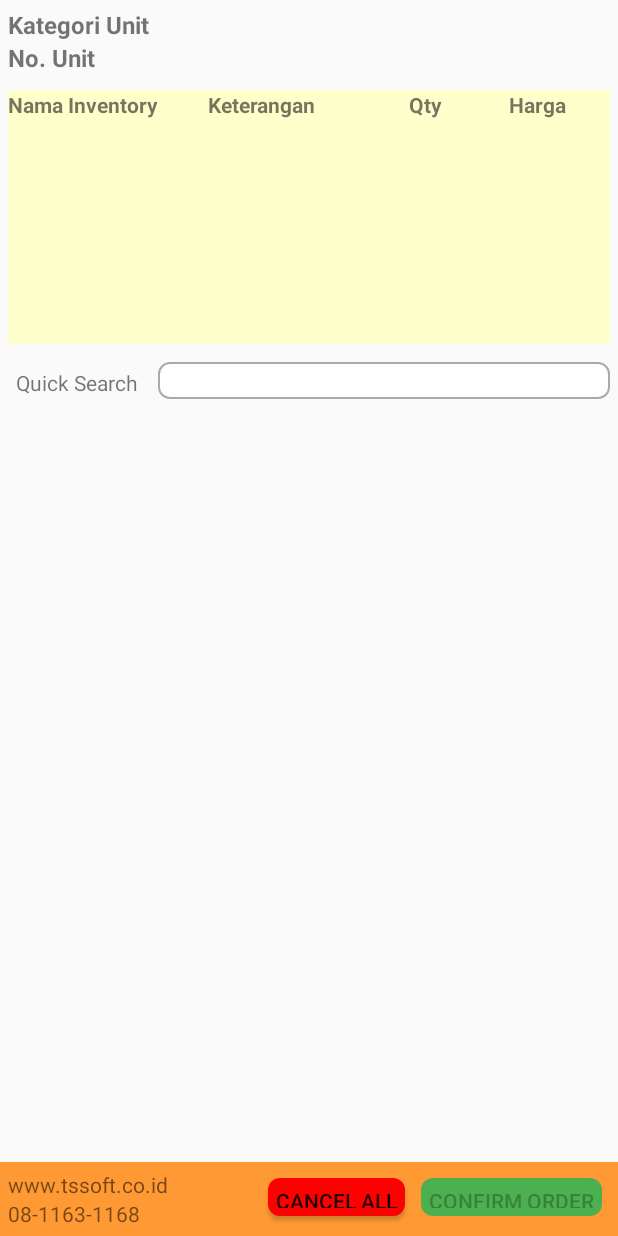
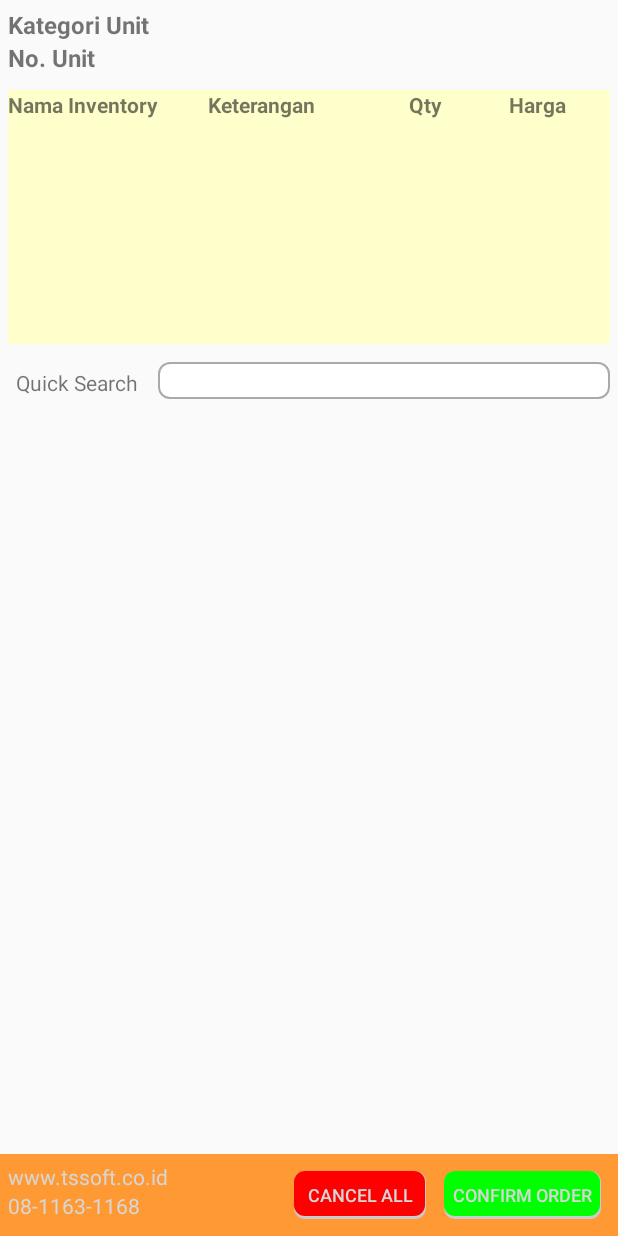
Before and after one commit to davidzzz/POS, an Android app: the MainActivity screen opened directly, with no data from a screen before it, on a phone screen of 412 x 824 dp. Run offline under Robolectric (Android 15) with nearby library versions, the phone set to English and light mode, and no system bars; pictures from the network do not load.

Commit message:
add shadow button

```diff
--- a/app/src/main/res/layout/activity_main.xml
+++ b/app/src/main/res/layout/activity_main.xml
@@ -154,7 +154,7 @@
         android:layout_height="wrap_content"
         android:orientation="horizontal"
         android:padding="5dp"
-        android:background="#FF9933">
+        android:background="#ff9934">
         <LinearLayout
             android:layout_width="wrap_content"
             android:layout_height="wrap_content"
@@ -162,10 +162,12 @@
             <TextView
                 android:layout_width="wrap_content"
                 android:layout_height="wrap_content"
+                android:textColor="@color/colorWhite"
                 android:text="www.tssoft.co.id"/>
             <TextView
                 android:layout_width="wrap_content"
                 android:layout_height="wrap_content"
+                android:textColor="@color/colorWhite"
                 android:text="08-1163-1168"/>
         </LinearLayout>
         <LinearLayout
@@ -174,21 +176,25 @@
             android:gravity="end">
             <Button
                 android:layout_width="wrap_content"
-                android:layout_height="25dp"
+                android:layout_height="32dp"
                 android:text="Cancel All"
                 android:id="@+id/cancel"
-                android:layout_margin="5dp"
-                android:padding="5dp"
-                android:background="@drawable/bg_red"/>
+                android:layout_margin="6dp"
+                android:padding="6dp"
+                android:textSize="12sp"
+                android:textColor="@color/colorWhite"
+                android:background="@drawable/button_red"/>
             <Button
                 android:layout_width="wrap_content"
-                android:layout_height="25dp"
+                android:layout_height="32dp"
                 android:text="Confirm Order"
                 android:enabled="false"
                 android:id="@+id/order"
-                android:layout_margin="5dp"
-                android:padding="5dp"
-                android:background="@drawable/add_selector"/>
+                android:layout_margin="6dp"
+                android:padding="6dp"
+                android:textSize="12sp"
+                android:textColor="@color/colorWhite"
+                android:background="@drawable/button_green"/>
         </LinearLayout>
     </LinearLayout>
 </LinearLayout>
--- a/app/src/main/res/layout/activity_meja.xml
+++ b/app/src/main/res/layout/activity_meja.xml
@@ -62,7 +62,9 @@
                 android:id="@+id/confirm"
                 android:padding="5dp"
                 android:layout_marginTop="5dp"
-                android:background="@drawable/add_selector"
+                android:background="@drawable/button_green"
+                android:textColor="@color/colorWhite"
+                android:textSize="12sp"
                 android:text="CONFIRM UNIT"/>
             <Button
                 android:layout_width="120dp"
@@ -70,6 +72,8 @@
                 android:id="@+id/billing"
                 android:padding="5dp"
                 android:layout_marginTop="5dp"
+                android:background="@drawable/button_order"
+                android:textColor="@color/colorWhite"
                 android:text="BILLING"/>
         </LinearLayout>
     </LinearLayout>
@@ -86,10 +90,12 @@
             <TextView
                 android:layout_width="wrap_content"
                 android:layout_height="wrap_content"
+                android:textColor="@color/colorWhite"
                 android:text="www.tssoft.co.id"/>
             <TextView
                 android:layout_width="wrap_content"
                 android:layout_height="wrap_content"
+                android:textColor="@color/colorWhite"
                 android:text="08-1163-1168"/>
         </LinearLayout>
         <TextView
```
